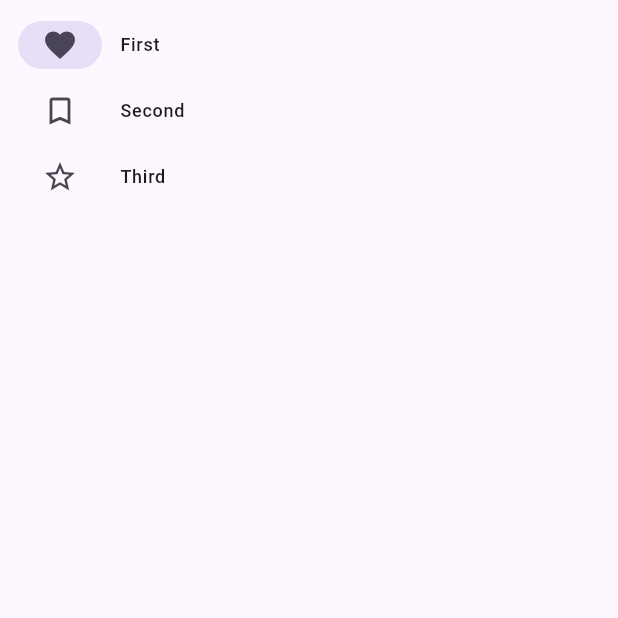
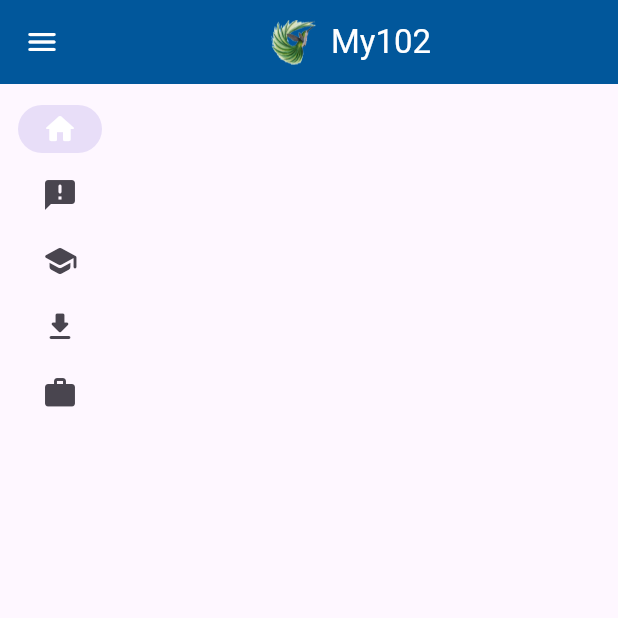
Before and after one commit to marcyiu/my102, a Flutter app: the screen it shows after launch, on a phone screen of 412 x 824 dp, the top half of it. Run offline on Flutter 3.47's test engine with Material 2 defaults, Android fonts, the phone set to English and light mode, and no system bars; our stand-ins replace firebase_core; accounts and stored records are empty.

Commit message:
changed icon; progress in nav rail

```diff
--- a/lib/main.dart
+++ b/lib/main.dart
@@ -27,7 +27,7 @@ class MyApp extends StatelessWidget {
       title: appTitle,
       theme: ThemeData(
         useMaterial3: true,
-        primarySwatch: Colors.lightBlue,
+        primaryColor: Colors.lightBlue[900],
       ),
       home: HomeScreen(),
     );
--- a/lib/screens/Home/home_screen.dart
+++ b/lib/screens/Home/home_screen.dart
@@ -10,80 +10,120 @@ class HomeScreen extends StatefulWidget {
 
 class _HomeScreenState extends State<HomeScreen> {
   int _selectedIndex = 0;
+  bool _extended = false;
 
   @override
   Widget build(BuildContext context) {
     return Scaffold(
-      // appBar: AppBar(title: Text(MyApp.appTitle)),
-      drawer: Drawer(
-        child: ListView(
+      appBar: AppBar(
+        centerTitle: true,
+        title: Row(
+          mainAxisAlignment: MainAxisAlignment.center,
           children: [
-            ListTile(
-              title: Text(
-                'My102',
-                style: Theme.of(context).textTheme.headline5,
-              ),
+            Image.asset(
+              'assets/images/sqn_insignia_simple.png',
+              height: 30,
             ),
-            ListTile(
-              leading: Icon(Icons.home_rounded),
-              title: Text('Home'),
-              onTap: () {
-                Navigator.pop(context);
-              },
-            ),
-            ListTile(
-              leading: Icon(Icons.announcement_rounded),
-              title: Text('Announcements'),
-              onTap: () {
-                Navigator.pop(context);
-              },
-            ),
-            ListTile(
-              leading: Icon(Icons.school_rounded),
-              title: Text('Training'),
-              onTap: () {
-                Navigator.pop(context);
-              },
-            ),
-            ListTile(
-              leading: Icon(Icons.download_rounded),
-              title: Text('Downloads'),
-              onTap: () {
-                Navigator.pop(context);
-              },
-            ),
-            ListTile(
-              leading: Icon(Icons.work_rounded),
-              title: Text('Staff Area'),
-              onTap: () {
-                Navigator.pop(context);
-              },
-            ),
+            const SizedBox(width: 10),
+            const Text(MyApp.appTitle),
           ],
         ),
+        leading: IconButton(
+          icon: const Icon(Icons.menu_rounded),
+          onPressed: () {
+            setState(() {
+              _extended = !_extended;
+            });
+          },
+        ),
+        backgroundColor: Colors.lightBlue[900],
+        foregroundColor: Colors.white,
       ),
+
+      // drawer: Drawer(
+      //   child: ListView(
+      //     children: [
+      //       ListTile(
+      //         title: Text(
+      //           'My102',
+      //           style: Theme.of(context).textTheme.headline5,
+      //         ),
+      //       ),
+      //       ListTile(
+      //         leading: Icon(Icons.home_rounded),
+      //         title: Text('Home'),
+      //         onTap: () {
+      //           Navigator.pop(context);
+      //         },
+      //       ),
+      //       ListTile(
+      //         leading: Icon(Icons.announcement_rounded),
+      //         title: Text('Announcements'),
+      //         onTap: () {
+      //           Navigator.pop(context);
+      //         },
+      //       ),
+      //       ListTile(
+      //         leading: Icon(Icons.school_rounded),
+      //         title: Text('Training'),
+      //         onTap: () {
+      //           Navigator.pop(context);
+      //         },
+      //       ),
+      //       ListTile(
+      //         leading: Icon(Icons.download_rounded),
+      //         title: Text('Downloads'),
+      //         onTap: () {
+      //           Navigator.pop(context);
+      //         },
+      //       ),
+      //       ListTile(
+      //         leading: Icon(Icons.work_rounded),
+      //         title: Text('Staff Area'),
+      //         onTap: () {
+      //           Navigator.pop(context);
+      //         },
+      //       ),
+      //     ],
+      //   ),
+      // ),
+
       body: Row(
         children: [
           NavigationRail(
+            selectedIndex: _selectedIndex,
+            onDestinationSelected: (int index) {
+              setState(() {
+                _selectedIndex = index;
+              });
+            },
+            extended: _extended,
+            selectedIconTheme: IconThemeData(color: Colors.white),
             destinations: const <NavigationRailDestination>[
               NavigationRailDestination(
-                icon: Icon(Icons.favorite_border),
-                selectedIcon: Icon(Icons.favorite),
-                label: Text('First'),
+                icon: Icon(Icons.home_rounded),
+                label: Text('Home'),
               ),
               NavigationRailDestination(
-                icon: Icon(Icons.bookmark_border),
-                selectedIcon: Icon(Icons.book),
-                label: Text('Second'),
+                icon: Icon(Icons.announcement_rounded),
+                label: Text('Announcements'),
               ),
               NavigationRailDestination(
-                icon: Icon(Icons.star_border),
-                selectedIcon: Icon(Icons.star),
-                label: Text('Third'),
+                icon: Icon(Icons.school_rounded),
+                label: Text('Training'),
+              ),
+              NavigationRailDestination(
+                icon: Icon(Icons.download_rounded),
+                label: Text('Downloads'),
+              ),
+              NavigationRailDestination(
+                icon: Icon(Icons.work_rounded),
+                label: Text('Staff Area'),
               ),
             ],
-            selectedIndex: _selectedIndex,
-            extended: true,
+          ),
+          const Expanded(
+            child: SizedBox(),
           ),
         ],
       ),
--- a/pubspec.yaml
+++ b/pubspec.yaml
@@ -63,9 +63,9 @@ flutter:
   uses-material-design: true
 
   # To add assets to your application, add an assets section, like this:
-  # assets:
-  #   - images/a_dot_burr.jpeg
-  #   - images/a_dot_ham.jpeg
+  assets:
+    - assets/images/sqn_insignia.png
+    - assets/images/sqn_insignia_simple.png
 
   # An image asset can refer to one or more resolution-specific "variants", see
   # https://flutter.dev/assets-and-images/#resolution-aware
```
Also changed, not shown: assets/images/sqn_insignia.png (added), assets/images/sqn_insignia_simple.png (added).
